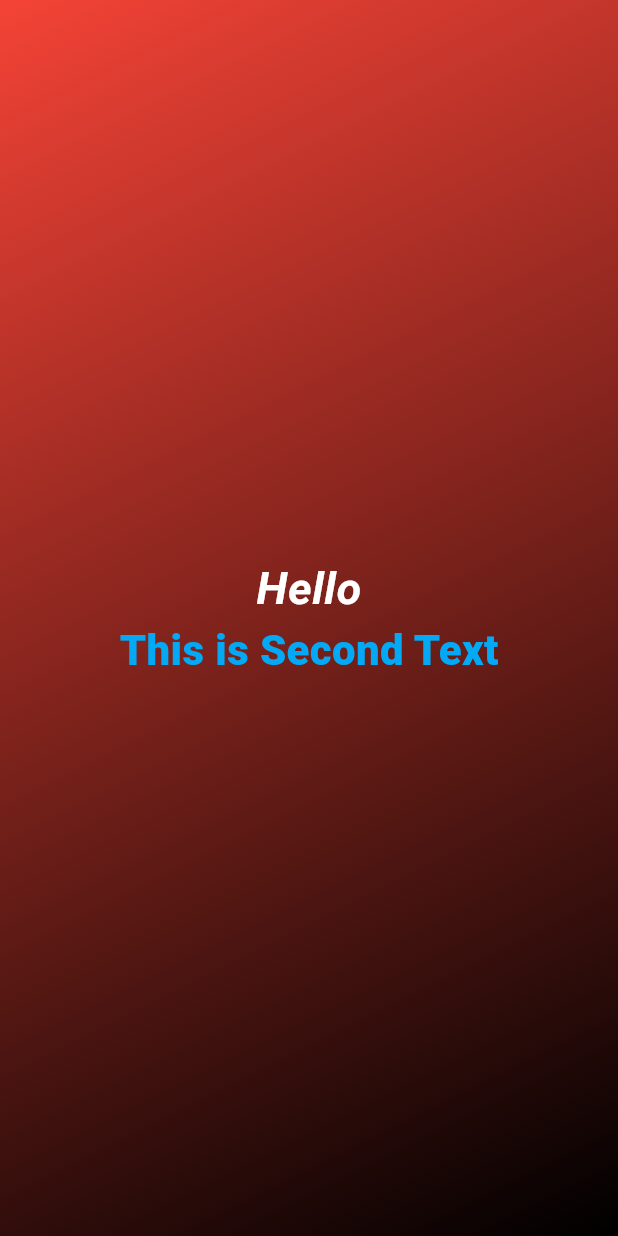
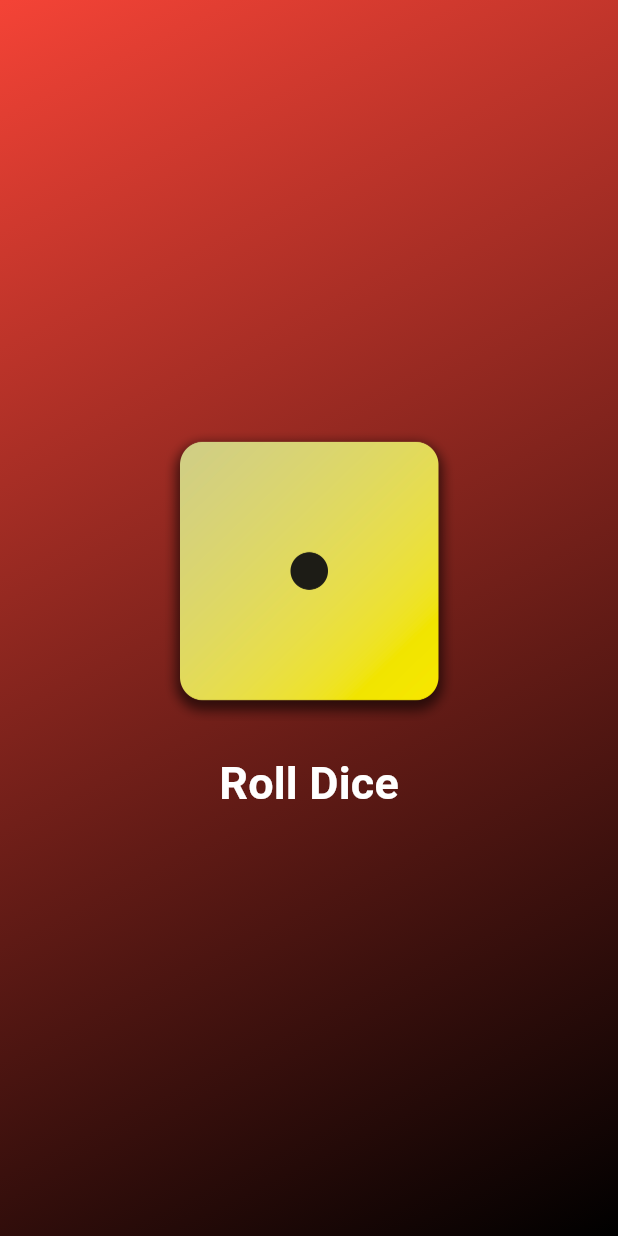
Before and after one commit to MrFarhanKhan007/Dice_App, a Flutter app: the screen it shows after launch, on a phone screen of 412 x 824 dp. Run offline on Flutter 3.47's test engine with Material 3 defaults, Android fonts, the phone set to English and light mode, and no system bars.

Commit message:
Completed the App

```diff
--- /dev/null
+++ b/lib/DiceRoll.dart
@@ -0,0 +1,44 @@
+import 'dart:math';
+
+import 'package:flutter/material.dart';
+
+class DiceRoller extends StatefulWidget {
+  const DiceRoller({super.key});
+
+  @override
+  State<DiceRoller> createState() => _DiceRollerState();
+}
+
+class _DiceRollerState extends State<DiceRoller> {
+  var randomVal = 1;
+
+  void rollDice() {
+    setState(() {
+      randomVal = Random().nextInt(6) + 1;
+    });
+  }
+
+  @override
+  Widget build(BuildContext context) {
+    return Column(
+      mainAxisAlignment: MainAxisAlignment.center,
+      children: [
+        Image.asset(
+          "assets/images/dice-$randomVal.png",
+          height: 200,
+        ),
+        // const SizedBox(height: 20)
+        TextButton(
+          onPressed: rollDice,
+          style: TextButton.styleFrom(
+              elevation: 2, padding: const EdgeInsets.only(top: 20)),
+          child: const Text(
+            "Roll Dice",
+            style: TextStyle(
+                fontSize: 30, fontWeight: FontWeight.bold, color: Colors.white),
+          ),
+        )
+      ],
+    );
+  }
+}
--- a/lib/MyWidget.dart
+++ b/lib/MyWidget.dart
@@ -1,11 +1,11 @@
 import "package:flutter/material.dart";
+import "package:project_1/DiceRoll.dart";
 
 const startAlignment = Alignment.topLeft;
 const endAlignment = Alignment.bottomRight;
 
 class MyWidget extends StatelessWidget {
   const MyWidget(this.text, this.colors, {super.key});
-
   final String text;
   final List<Color> colors;
 
@@ -17,26 +17,9 @@ class MyWidget extends StatelessWidget {
         body: Container(
           decoration: BoxDecoration(
             gradient: LinearGradient(
-                colors: colors,
-                begin: startAlignment,
-                end: endAlignment),
+                colors: colors, begin: startAlignment, end: endAlignment),
           ),
-          child: Center(
-            child: Column(
-              mainAxisAlignment: MainAxisAlignment.center,
-              children: [
-                Text(
-                  text,
-                  style: const TextStyle(
-                      color: Colors.white,
-                      fontSize: 30,
-                      fontWeight: FontWeight.bold,
-                      fontStyle: FontStyle.italic),
-                ),
-                const NewText()
-              ],
-            ),
-          ),
+          child: const Center(child: DiceRoller()),
         ),
       ),
     );
```
Also changed, not shown: pubspec.yaml (+7 -3 lines), assets/images/dice-1.png (renamed from lib/assets/diceImages/dice-1.png), assets/images/dice-2.png (renamed from lib/assets/diceImages/dice-2.png), assets/images/dice-3.png (renamed from lib/assets/diceImages/dice-3.png), assets/images/dice-4.png (renamed from lib/assets/diceImages/dice-4.png), assets/images/dice-5.png (renamed from lib/assets/diceImages/dice-5.png), assets/images/dice-6.png (renamed from lib/assets/diceImages/dice-6.png), 1 other file.
